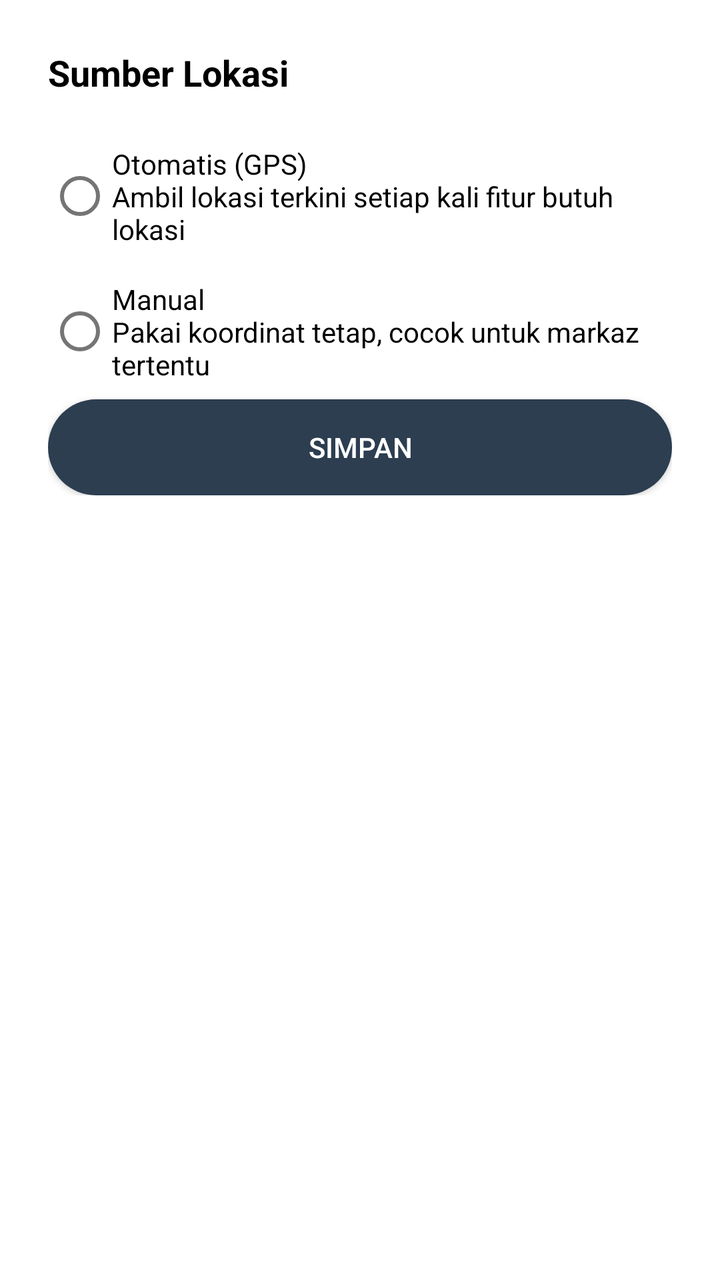
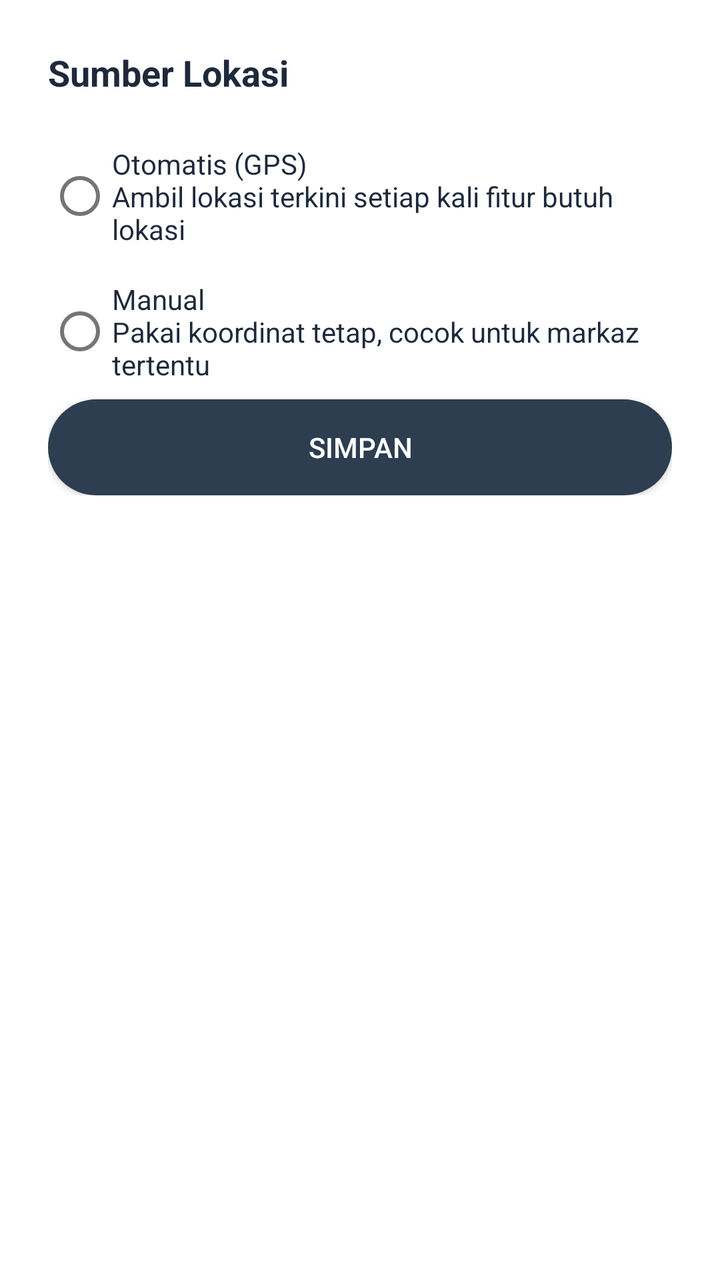

Screens rendered from an Android XML layout before and after an edit, with the pre-edit source and the edit as a unified diff.
<!-- AndroidManifest.xml: application theme AppTheme -->
<!-- res/layout/dialog_lokasi.xml -->
<?xml version="1.0" encoding="utf-8"?>
<ScrollView xmlns:android="http://schemas.android.com/apk/res/android"
    android:layout_width="match_parent"
    android:layout_height="wrap_content"
    android:maxHeight="560dp">

    <LinearLayout
        android:layout_width="match_parent"
        android:layout_height="wrap_content"
        android:orientation="vertical"
        android:padding="24dp"
        android:background="@drawable/bg_card_up_rounded">

        <TextView
            android:layout_width="wrap_content"
            android:layout_height="wrap_content"
            android:text="Sumber Lokasi"
            android:textSize="18sp"
            android:textStyle="bold"
            android:textColor="@android:color/black"
            android:layout_marginBottom="16dp"/>

        <RadioGroup
            android:id="@+id/radioGroupLocationMode"
            android:layout_width="match_parent"
            android:layout_height="wrap_content"
            android:orientation="vertical">

            <RadioButton
                android:id="@+id/radioLocationAuto"
                android:layout_width="match_parent"
                android:layout_height="wrap_content"
                android:text="Otomatis (GPS)\nAmbil lokasi terkini setiap kali fitur butuh lokasi"
                android:textSize="14sp"
                android:textColor="@android:color/black"
                android:paddingTop="8dp"
                android:paddingBottom="8dp"/>

            <RadioButton
                android:id="@+id/radioLocationManual"
                android:layout_width="match_parent"
                android:layout_height="wrap_content"
                android:text="Manual\nPakai koordinat tetap, cocok untuk markaz tertentu"
                android:textSize="14sp"
                android:textColor="@android:color/black"
                android:paddingTop="8dp"
                android:paddingBottom="8dp"/>
        </RadioGroup>

        <LinearLayout
            android:id="@+id/layoutManualLocation"
            android:layout_width="match_parent"
            android:layout_height="wrap_content"
            android:orientation="vertical"
            android:visibility="gone"
            android:layout_marginTop="8dp"
            android:layout_marginBottom="16dp">

            <LinearLayout
                android:layout_width="match_parent"
                android:layout_height="wrap_content"
                android:orientation="horizontal">

                <LinearLayout
                    android:layout_width="0dp"
                    android:layout_height="wrap_content"
                    android:layout_weight="1"
                    android:orientation="vertical"
                    android:layout_marginEnd="8dp">

                    <TextView
                        android:layout_width="wrap_content"
                        android:layout_height="wrap_content"
                        android:text="Lintang (Latitude)"
                        android:textSize="12sp"
                        android:textColor="@color/text_secondary"
                        android:layout_marginBottom="4dp"/>

                    <EditText
                        android:id="@+id/etManualLat"
                        android:layout_width="match_parent"
                        android:layout_height="wrap_content"
                        android:background="@drawable/bg_input_outline"
                        android:inputType="numberDecimal|numberSigned"
                        android:textColor="@color/text_primary"
                        android:textColorHint="@color/text_hint"
                        android:hint="-6.9822"/>
                </LinearLayout>

                <LinearLayout
                    android:layout_width="0dp"
                    android:layout_height="wrap_content"
                    android:layout_weight="1"
                    android:orientation="vertical"
                    android:layout_marginStart="8dp">

                    <TextView
                        android:layout_width="wrap_content"
                        android:layout_height="wrap_content"
                        android:text="Bujur (Longitude)"
                        android:textSize="12sp"
                        android:textColor="@color/text_secondary"
                        android:layout_marginBottom="4dp"/>

                    <EditText
                        android:id="@+id/etManualLng"
                        android:layout_width="match_parent"
                        android:layout_height="wrap_content"
                        android:background="@drawable/bg_input_outline"
                        android:inputType="numberDecimal|numberSigned"
                        android:textColor="@color/text_primary"
                        android:textColorHint="@color/text_hint"
                        android:hint="112.6304"/>
                </LinearLayout>
            </LinearLayout>

            <androidx.appcompat.widget.AppCompatButton
                android:id="@+id/btnUseCurrentGps"
                android:layout_width="match_parent"
                android:layout_height="wrap_content"
                android:layout_marginTop="12dp"
                android:text="📍 Pakai lokasi GPS saat ini"
                android:textAllCaps="false"
                android:textSize="13sp"
                android:textColor="@color/text_primary"
                android:background="@drawable/bg_input_outline"/>
        </LinearLayout>

        <androidx.appcompat.widget.AppCompatButton
            android:id="@+id/btnSaveLocation"
            android:layout_width="match_parent"
            android:layout_height="wrap_content"
            android:text="Simpan"
            android:background="@drawable/bg_btn_main_dark"
            android:textColor="@android:color/white"/>

    </LinearLayout>
</ScrollView>
<!-- resources referenced by this layout -->
<resources>
  <color name="text_hint">#94A3B8</color>
  <color name="text_primary">#1E293B</color>
  <color name="text_secondary">#64748B</color>
  <!-- drawable bg_btn_main_dark (drawable) -->
  <?xml version="1.0" encoding="utf-8"?>
  <shape xmlns:android="http://schemas.android.com/apk/res/android"
      android:shape="rectangle">
  
      <solid android:color="#2C3E50" />
  
      <corners android:radius="24dp" />
  </shape>
  <!-- drawable bg_card_up_rounded (drawable) -->
  <?xml version="1.0" encoding="utf-8"?>
  <shape xmlns:android="http://schemas.android.com/apk/res/android">
      <solid android:color="@color/card_white"/>
  
  
      <corners
          android:topLeftRadius="16dp"
          android:topRightRadius="16dp"
          android:bottomLeftRadius="0dp"
          android:bottomRightRadius="0dp" />
  
  </shape>
  <!-- drawable bg_input_outline (drawable) -->
  <?xml version="1.0" encoding="utf-8"?>
  <shape xmlns:android="http://schemas.android.com/apk/res/android"
      android:shape="rectangle">
  
      <solid android:color="@android:color/white" />
  
      <stroke
          android:width="1dp"
          android:color="#BDBDBD" />
  
      <corners android:radius="8dp" />
  
      <padding
          android:left="12dp"
          android:top="10dp"
          android:right="12dp"
          android:bottom="10dp" />
  </shape>
  <style name="AppTheme" parent="Theme.AlKaukaba">
          <item name="android:windowDrawsSystemBarBackgrounds" tools:targetApi="lollipop">true</item>
      </style>
  <color name="card_white">#FFFFFF</color>
  <style name="Theme.AlKaukaba" parent="Theme.MaterialComponents.DayNight.NoActionBar">
          
          <item name="colorPrimary">@color/purple_500</item>
          <item name="colorPrimaryVariant">@color/transparent</item>
          <item name="colorOnPrimary">@color/white</item>
          
          <item name="colorSecondary">@color/teal_200</item>
          <item name="colorSecondaryVariant">@color/teal_700</item>
          <item name="colorOnSecondary">@color/black</item>
          
          <item name="android:statusBarColor" tools:targetApi="l">?attr/colorPrimaryVariant</item>
          
          <item name="bottomSheetDialogTheme">@style/ThemeOverlay.AlKaukaba.BottomSheetDialog</item>
      </style>
  <color name="purple_500">#FF6200EE</color>
  <color name="transparent">#00FFFFFF</color>
  <color name="white">#FFFFFFFF</color>
  <color name="teal_200">#FF03DAC5</color>
  <color name="teal_700">#FF018786</color>
  <color name="black">#FF000000</color>
  <style name="ThemeOverlay.AlKaukaba.BottomSheetDialog" parent="ThemeOverlay.MaterialComponents.BottomSheetDialog">
          <item name="bottomSheetStyle">@style/Widget.AlKaukaba.BottomSheet.Modal</item>
      </style>
  <style name="Widget.AlKaukaba.BottomSheet.Modal" parent="Widget.MaterialComponents.BottomSheet.Modal">
          <item name="shapeAppearanceOverlay">@style/ShapeAppearance.AlKaukaba.BottomSheet</item>
      </style>
  <style name="ShapeAppearance.AlKaukaba.BottomSheet" parent="">
          <item name="cornerFamily">rounded</item>
          <item name="cornerSizeTopLeft">16dp</item>
          <item name="cornerSizeTopRight">16dp</item>
          <item name="cornerSizeBottomLeft">0dp</item>
          <item name="cornerSizeBottomRight">0dp</item>
      </style>
</resources>

<!-- the commit's change to res/layout/dialog_lokasi.xml (unified diff, before → after) -->
@@ -17,7 +17,7 @@
             android:text="Sumber Lokasi"
             android:textSize="18sp"
             android:textStyle="bold"
-            android:textColor="@android:color/black"
+            android:textColor="@color/text_primary"
             android:layout_marginBottom="16dp"/>
 
         <RadioGroup
@@ -32,7 +32,7 @@
                 android:layout_height="wrap_content"
                 android:text="Otomatis (GPS)\nAmbil lokasi terkini setiap kali fitur butuh lokasi"
                 android:textSize="14sp"
-                android:textColor="@android:color/black"
+                android:textColor="@color/text_primary"
                 android:paddingTop="8dp"
                 android:paddingBottom="8dp"/>
 
@@ -42,7 +42,7 @@
                 android:layout_height="wrap_content"
                 android:text="Manual\nPakai koordinat tetap, cocok untuk markaz tertentu"
                 android:textSize="14sp"
-                android:textColor="@android:color/black"
+                android:textColor="@color/text_primary"
                 android:paddingTop="8dp"
                 android:paddingBottom="8dp"/>
         </RadioGroup>
<!-- resource entries referenced after the edit -->
@@ -30,11 +30,11 @@
   <shape xmlns:android="http://schemas.android.com/apk/res/android"
       android:shape="rectangle">
   
-      <solid android:color="@android:color/white" />
+      <solid android:color="@color/input_inline_bg" />
   
       <stroke
           android:width="1dp"
-          android:color="#BDBDBD" />
+          android:color="@color/divider_soft" />
   
       <corners android:radius="8dp" />
   
@@ -48,6 +48,8 @@
           <item name="android:windowDrawsSystemBarBackgrounds" tools:targetApi="lollipop">true</item>
       </style>
   <color name="card_white">#FFFFFF</color>
+  <color name="input_inline_bg">#F1F5F9</color>
+  <color name="divider_soft">#EEF1F4</color>
   <style name="Theme.AlKaukaba" parent="Theme.MaterialComponents.DayNight.NoActionBar">
           
           <item name="colorPrimary">@color/purple_500</item>
